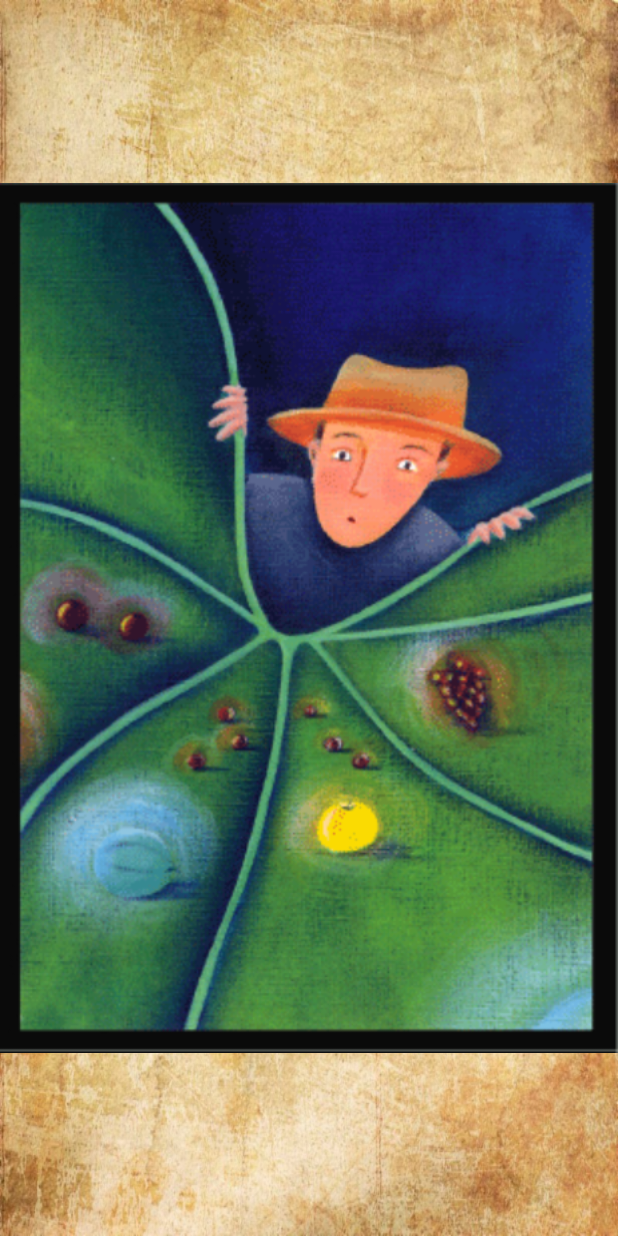
After one commit to Juanjogb/DIXIT_SDM_FINAL, an Android app: the layout slide_card_layout.xml on its own in the app's theme, with its tools: preview values and no code run, on a phone screen of 412 x 824 dp. The commit adds this screen. Run offline under Robolectric (Android 15) with nearby library versions, the phone set to English and light mode, and no system bars.

Commit message:
adapter slider cartas mano

```diff
--- /dev/null
+++ b/app/src/main/res/layout/slide_card_layout.xml
@@ -0,0 +1,17 @@
+<?xml version="1.0" encoding="utf-8"?>
+<RelativeLayout xmlns:android="http://schemas.android.com/apk/res/android"
+    android:layout_width="match_parent"
+    android:layout_height="match_parent"
+    android:background="@drawable/bg"
+    xmlns:app="http://schemas.android.com/apk/res-auto"
+    xmlns:tools="http://schemas.android.com/tools">
+
+
+    <ImageView
+        android:id="@+id/slide_image"
+        android:layout_width="match_parent"
+        android:layout_height="match_parent"
+        android:layout_alignParentStart="true"
+        android:layout_alignParentTop="true"
+        app:srcCompat="@drawable/uno" />
+</RelativeLayout>
--- a/app/src/main/res/values/colors.xml
+++ b/app/src/main/res/values/colors.xml
@@ -3,4 +3,5 @@
     <color name="colorPrimary">#3F51B5</color>
     <color name="colorPrimaryDark">#303F9F</color>
     <color name="colorAccent">#FF4081</color>
+    <color name="colorBlack">#000000</color>
 </resources>
```
Also changed, not shown: app/src/main/java/dixit/sdm/trabajo/dixit/adapters/CardsHandAdapter.java (added, +100 -0 lines).
